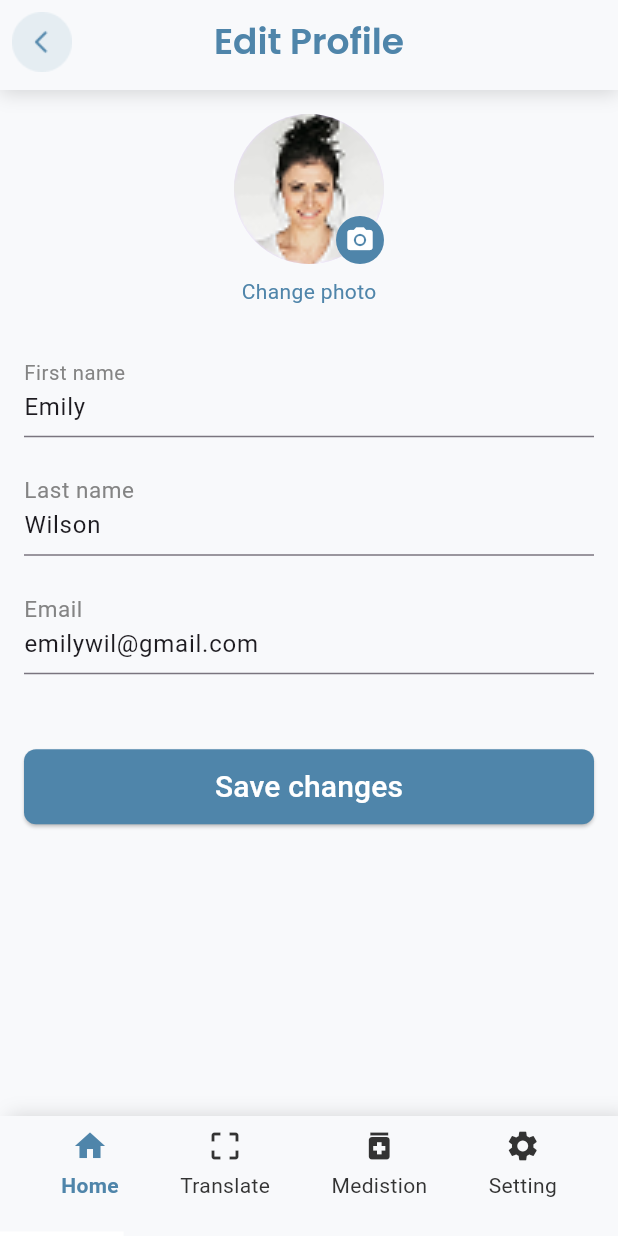
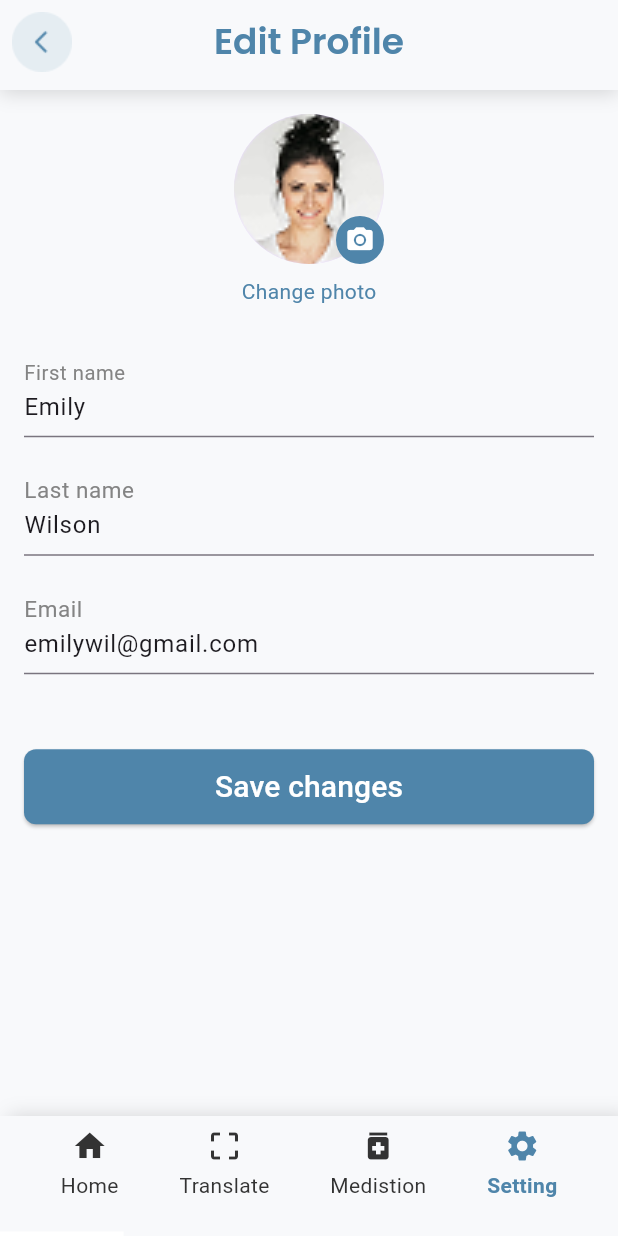
Before and after one commit to sadiksaroar/Saymymeds, a Flutter app: the EditProfile screen opened by its route, on a phone screen of 412 x 824 dp. Run offline on Flutter 3.47's test engine with Material 3 defaults, Android fonts, the light colour scheme and no system bars; our stand-ins replace device_preview, flutter_screenutil, go_router, google_fonts, image_picker, pin_code_fields; project files that could hold a hidden picture were left out.

Commit message:
Initial commit

```diff
--- a/lib/app/views/screens/home/views/screens/all_medications.dart
+++ b/lib/app/views/screens/home/views/screens/all_medications.dart
@@ -166,7 +166,7 @@ class AllMedications extends StatelessWidget {
             mainAxisAlignment: MainAxisAlignment.end,
             children: [
               InkWell(
-                onTap: () => context.go(""),
+                onTap: () => context.push("/medication"),
                 child: const Text(
                   'See all',
                   style: TextStyle(
@@ -231,7 +231,7 @@ class AllMedications extends StatelessWidget {
                   ),
                   onPressed: () {
                     // Navigates to the 'signin' screen when the icon is pressed
-                    context.push('');
+                    context.push('/subscriptionCard');
                   },
                 ),
               ],
--- a/lib/app/views/screens/home/views/screens/recently_scznned.dart
+++ b/lib/app/views/screens/home/views/screens/recently_scznned.dart
@@ -114,7 +114,7 @@ class RecentlyScznned extends StatelessWidget {
                                     ),
                                   ),
                                   InkWell(
-                                    onTap: () => context.go(""),
+                                    onTap: () => context.push("/medicineDetailPage"),
                                     child: const Text(
                                       'View details',
                                       style: TextStyle(
@@ -151,7 +151,7 @@ class RecentlyScznned extends StatelessWidget {
             mainAxisAlignment: MainAxisAlignment.end,
             children: [
               InkWell(
-                onTap: () => context.go(""),
+                onTap: () => context.push("/medication"),
                 child: const Text(
                   'See all',
                   style: TextStyle(
--- a/lib/app/views/screens/medications/view/medication.dart
+++ b/lib/app/views/screens/medications/view/medication.dart
@@ -268,7 +268,7 @@ class _MedicationState extends State<Medication> {
                                       ),
                                       child: GestureDetector(
                                         onTap: () =>
-                                            context.go("/medicineDetailPage"),
+                                            context.push("/medicineDetailPage"),
                                         child: const Text(
                                           "Check info",
                                           style: TextStyle(
--- a/lib/app/views/screens/settings/view/edit_profile.dart
+++ b/lib/app/views/screens/settings/view/edit_profile.dart
@@ -5,7 +5,6 @@ import 'package:go_router/go_router.dart';
 import 'package:image_picker/image_picker.dart';
 import 'package:saymymeds/app/core/app_routes/app_routes.dart';
 import 'package:saymymeds/app/utlies/apps_color.dart';
-import 'package:saymymeds/app/views/screens/home/views/bottom_nav.dart';
 import 'package:saymymeds/app/widgets/BottomNav.dart';
 
 class EditProfile extends StatefulWidget {
@@ -16,21 +15,18 @@ class EditProfile extends StatefulWidget {
 }
 
 class _EditProfileState extends State<EditProfile> {
-  int _currentIndex = 0;
+  int _currentIndex = 3;
 
   File? _image;
   final ImagePicker _picker = ImagePicker();
 
   // Controllers for text fields
-  final TextEditingController _firstNameController = TextEditingController(
-    text: "Emily",
-  );
-  final TextEditingController _lastNameController = TextEditingController(
-    text: "Wilson",
-  );
-  final TextEditingController _emailController = TextEditingController(
-    text: "emilywil@gmail.com",
-  );
+  final TextEditingController _firstNameController =
+      TextEditingController(text: "Emily");
+  final TextEditingController _lastNameController =
+      TextEditingController(text: "Wilson");
+  final TextEditingController _emailController =
+      TextEditingController(text: "emilywil@gmail.com");
 
   Future<void> _pickImage() async {
     final XFile? pickedFile = await _picker.pickImage(
@@ -69,16 +65,17 @@ class _EditProfileState extends State<EditProfile> {
   Widget build(BuildContext context) {
     return Scaffold(
       backgroundColor: const Color(0xFFF8F9FB),
+      resizeToAvoidBottomInset: true, // Ensure body resizes with keyboard
       appBar: PreferredSize(
-        preferredSize: const Size.fromHeight(60.0), // Custom height
+        preferredSize: const Size.fromHeight(60.0),
         child: Container(
           decoration: const BoxDecoration(
-            color: Color(0xFFF8F9FB), // AppBar background color
+            color: Color(0xFFF8F9FB),
             boxShadow: [
               BoxShadow(
-                color: Color(0x26000000), // Shadow with opacity
-                offset: Offset(0, 2), // Shadow position
-                blurRadius: 10, // Shadow blur radius
+                color: Color(0x26000000),
+                offset: Offset(0, 2),
+                blurRadius: 10,
               ),
             ],
           ),
@@ -107,13 +104,14 @@ class _EditProfileState extends State<EditProfile> {
               ),
               textAlign: TextAlign.center,
             ),
-            centerTitle: true, // Title center করার জন্য
+            centerTitle: true,
             backgroundColor: Colors.transparent,
             elevation: 0,
           ),
         ),
       ),
-      body: Padding(
+      body: SafeArea(
+        child: SingleChildScrollView(
           padding: const EdgeInsets.all(16.0),
           child: Column(
             children: [
@@ -161,7 +159,6 @@ class _EditProfileState extends State<EditProfile> {
                 decoration: const InputDecoration(
                   labelText: "First name",
                   labelStyle: TextStyle(color: AppColors.grey, fontSize: 18),
-
                   border: UnderlineInputBorder(
                     borderSide: BorderSide(color: Colors.grey),
                   ),
@@ -182,7 +179,7 @@ class _EditProfileState extends State<EditProfile> {
               ),
               const SizedBox(height: 20),
 
-            // Email (editable)
+              // Email
               TextField(
                 controller: _emailController,
                 keyboardType: TextInputType.emailAddress,
@@ -208,7 +205,6 @@ class _EditProfileState extends State<EditProfile> {
                     ),
                   ),
                   onPressed: () {
-                  // You can save the updated data here
                     String firstName = _firstNameController.text;
                     String lastName = _lastNameController.text;
                     String email = _emailController.text;
@@ -226,6 +222,7 @@ class _EditProfileState extends State<EditProfile> {
             ],
           ),
         ),
+      ),
       bottomNavigationBar: CustomNavigationBar(
         currentIndex: _currentIndex,
         onTap: _onNavTap,
--- a/lib/app/views/screens/settings/view/language_selection.dart
+++ b/lib/app/views/screens/settings/view/language_selection.dart
@@ -18,10 +18,6 @@ class _LanguageSelectionState extends State<LanguageSelection> {
     {"name": "English"},
     {"name": "Spanish (Español)"},
     {"name": "French (Français)"},
-    {"name": "German (Deutsch)"},
-    {"name": "Chinese (Simplified) (简体中文)"},
-    {"name": "Creole"},
-    {"name": "Russian"},
     {"name": "Portuguese"},
   ];
 
```
Also changed, not shown: lib/app/views/screens/home/views/home_view.dart (+2 -16 lines), lib/app/views/screens/settings/view/setting_page.dart (+4 -3 lines), lib/app/views/screens/view_details/view_detils.dart (+2 -16 lines). Lines whose indentation alone changed are shown as unchanged.
